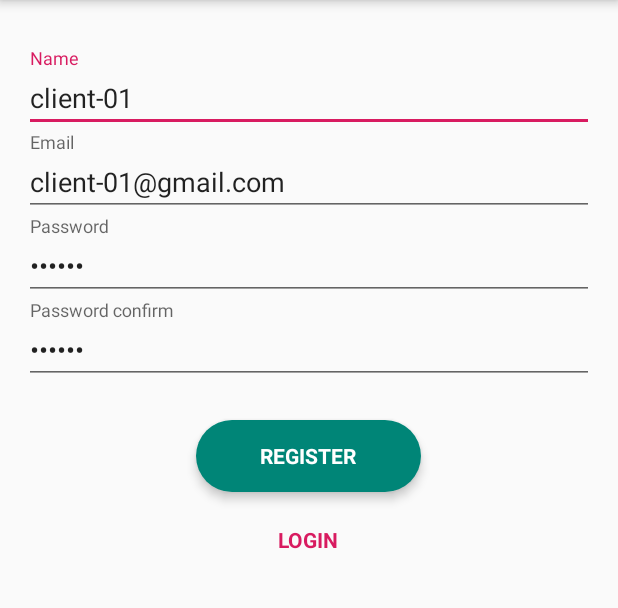
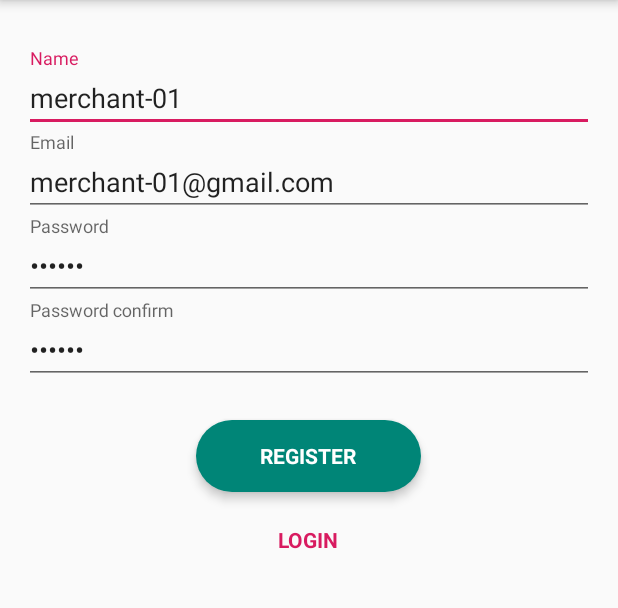
Before and after one commit to iqbalpakeh/skoolcard-app, an Android app: the RegisterActivity screen opened directly, with no data from a screen before it, on a phone screen of 412 x 824 dp, the part 570-1178 px from its top. Run offline under Robolectric (Android 15) with nearby library versions, the light colour scheme and no system bars; our stand-ins replace Firebase (no records; nobody signed in at launch, a user with empty details on screens opened directly).

Commit message:
Change specific merchant value

```diff
--- a/app_android_merchant/app/src/main/res/layout/activity_login.xml
+++ b/app_android_merchant/app/src/main/res/layout/activity_login.xml
@@ -60,7 +60,7 @@
                         android:layout_height="wrap_content"
                         android:layout_gravity="center"
                         android:fontFamily="sans-serif-medium"
-                        android:text="for consumer"
+                        android:text="for merchant"
                         android:textColor="@android:color/white"
                         android:textSize="16sp" />
 
@@ -93,7 +93,7 @@
                         android:inputType="textEmailAddress"
                         android:maxLines="1"
                         android:singleLine="true"
-                        android:text="client-01@gmail.com" />
+                        android:text="merchant-01@gmail.com" />
 
                 </android.support.design.widget.TextInputLayout>
 
--- a/app_android_merchant/app/src/main/res/layout/activity_register.xml
+++ b/app_android_merchant/app/src/main/res/layout/activity_register.xml
@@ -93,7 +93,7 @@
                         android:inputType="text"
                         android:maxLines="1"
                         android:singleLine="true"
-                        android:text="client-01" />
+                        android:text="merchant-01" />
 
                 </android.support.design.widget.TextInputLayout>
 
@@ -109,7 +109,7 @@
                         android:inputType="textEmailAddress"
                         android:maxLines="1"
                         android:singleLine="true"
-                        android:text="client-01@gmail.com" />
+                        android:text="merchant-01@gmail.com" />
 
                 </android.support.design.widget.TextInputLayout>
 
```
